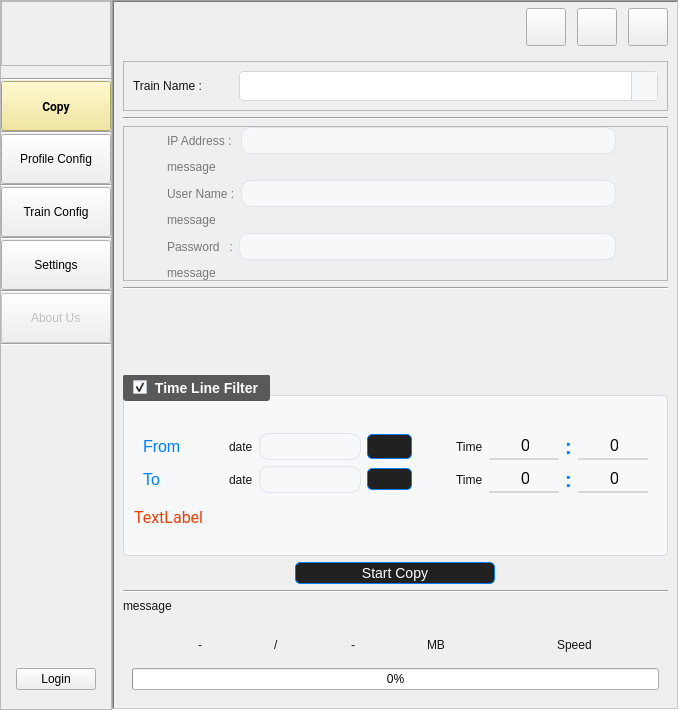
amirhossein-mlkz/railProject_imageCopy, file UIFiles/mainUI.ui: the form before one commit.
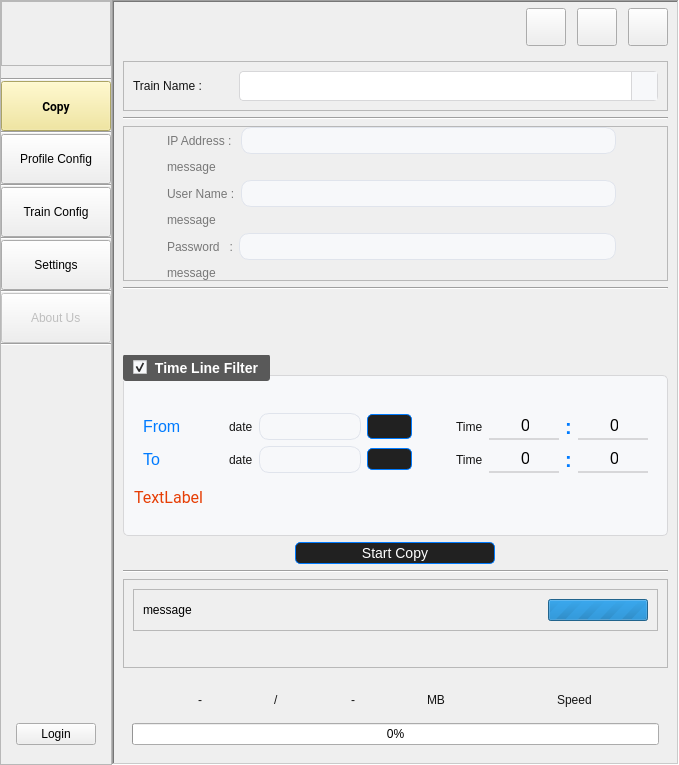
The form after the commit. Icons and pictures are not drawn. Custom widgets are drawn as their Qt base class.

The edit to the form file:
```diff
--- a/UIFiles/mainUI.ui
+++ b/UIFiles/mainUI.ui
@@ -10,7 +10,7 @@
     <x>0</x>
     <y>0</y>
     <width>617</width>
-    <height>710</height>
+    <height>765</height>
    </rect>
   </property>
   <property name="sizePolicy">
@@ -2093,6 +2093,24 @@
                </widget>
               </item>
               <item>
+               <widget class="QFrame" name="frame_11">
+                <property name="frameShape">
+                 <enum>QFrame::StyledPanel</enum>
+                </property>
+                <property name="frameShadow">
+                 <enum>QFrame::Raised</enum>
+                </property>
+                <layout class="QVBoxLayout" name="verticalLayout_29">
+                 <item>
+                  <widget class="QFrame" name="frame_20">
+                   <property name="frameShape">
+                    <enum>QFrame::StyledPanel</enum>
+                   </property>
+                   <property name="frameShadow">
+                    <enum>QFrame::Raised</enum>
+                   </property>
+                   <layout class="QHBoxLayout" name="horizontalLayout_34">
+                    <item>
                <widget class="QLabel" name="copy_log_lbl">
                 <property name="sizePolicy">
                  <sizepolicy hsizetype="Preferred" vsizetype="Preferred">
@@ -2106,12 +2124,105 @@
                   <height>40</height>
                  </size>
                 </property>
+                      <property name="styleSheet">
+                       <string notr="true">color: rgb(0, 0, 0);</string>
+                      </property>
                 <property name="text">
                  <string>message</string>
                 </property>
                 <property name="styleClass" stdset="0">
                  <string>msgStyle</string>
                 </property>
+                     </widget>
+                    </item>
+                    <item>
+                     <widget class="QProgressBar" name="progressBar">
+                      <property name="maximumSize">
+                       <size>
+                        <width>100</width>
+                        <height>16777215</height>
+                       </size>
+                      </property>
+                      <property name="styleSheet">
+                       <string notr="true">QProgressBar {
+    border: 2px solid #FFA726;
+    border-radius: 10px;
+    background-color: #FFF3E0;
+    text-align: center;
+}
+
+QProgressBar::chunk {
+    background: QLinearGradient(
+        x1: 0, y1: 0, x2: 1, y2: 1,
+        stop: 0 #FFB74D,
+        stop: 1 #FB8C00
+    );
+    border-radius: 8px;
+    width: 20px;
+    margin: 2px;
+    animation: moveSlow 6s infinite; /* Slower animation */
+}
+
+@keyframes moveSlow {
+    0% { margin-left: 0px; }
+    50% { margin-left: 80px; }
+    100% { margin-left: 0px; }
+}</string>
+                      </property>
+                      <property name="minimum">
+                       <number>0</number>
+                      </property>
+                      <property name="maximum">
+                       <number>0</number>
+                      </property>
+                      <property name="value">
+                       <number>-1</number>
+                      </property>
+                      <property name="textVisible">
+                       <bool>false</bool>
+                      </property>
+                      <property name="orientation">
+                       <enum>Qt::Horizontal</enum>
+                      </property>
+                      <property name="invertedAppearance">
+                       <bool>false</bool>
+                      </property>
+                     </widget>
+                    </item>
+                   </layout>
+                  </widget>
+                 </item>
+                 <item alignment="Qt::AlignLeft">
+                  <widget class="QPushButton" name="btn_found_errors">
+                   <property name="maximumSize">
+                    <size>
+                     <width>16777215</width>
+                     <height>16777215</height>
+                    </size>
+                   </property>
+                   <property name="font">
+                    <font>
+                     <family>Roboto</family>
+                     <pointsize>-1</pointsize>
+                     <weight>50</weight>
+                     <italic>false</italic>
+                     <bold>false</bold>
+                    </font>
+                   </property>
+                   <property name="cursor">
+                    <cursorShape>PointingHandCursor</cursorShape>
+                   </property>
+                   <property name="styleSheet">
+                    <string notr="true">background-color: none;
+color:red;
+border:none;</string>
+                   </property>
+                   <property name="text">
+                    <string/>
+                   </property>
+                  </widget>
+                 </item>
+                </layout>
                </widget>
               </item>
               <item>
@@ -2216,6 +2327,27 @@
                  </item>
                  <item>
                   <widget class="QProgressBar" name="progress_bar">
+                   <property name="styleSheet">
+                    <string notr="true">    QProgressBar {
+        border: 2px solid #555;          /* Border color */
+        border-radius: 10px;             /* Rounded corners */
+        text-align: center;              /* Hide text */
+        background-color: #f3f3f3;       /* Background color */
+    }
+
+    QProgressBar::chunk {
+        background-color: #4caf50;       /* Color of the moving chunk */
+        width: 25px;                     /* Width of the moving element */
+        margin: 0px;                     /* No gap between chunks */
+        animation: move 2s infinite;     /* Continuous left-right animation */
+    }
+
+    @keyframes move {
+        0% { margin-left: 0%; }
+        50% { margin-left: 80%; }
+        100% { margin-left: 0%; }
+    }</string>
+                   </property>
                    <property name="value">
                     <number>0</number>
                    </property>
```
Lines whose indentation alone changed are shown as unchanged.
